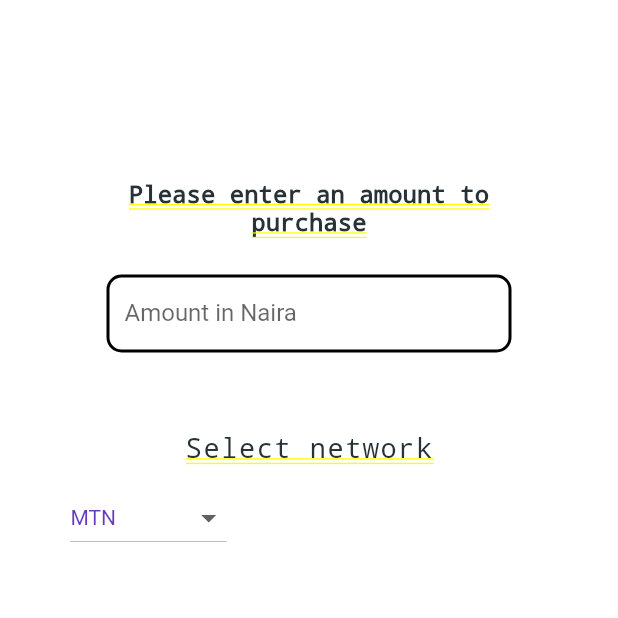
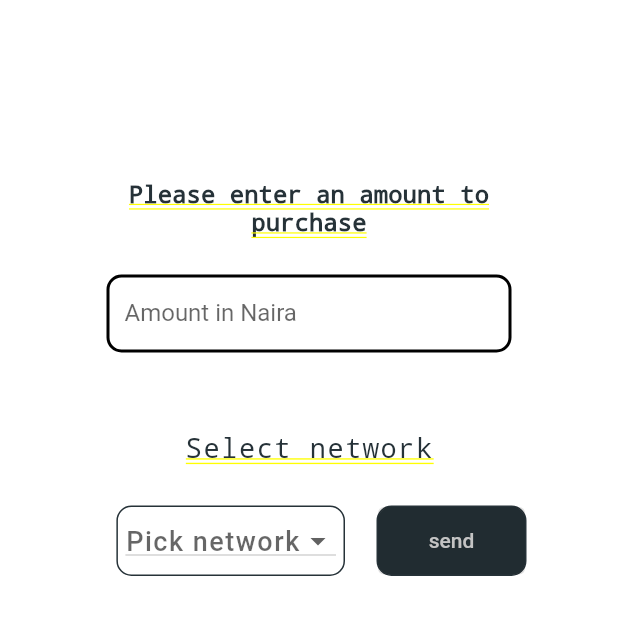
Before and after one commit to Mash-hood/scodar-App, a Flutter app: the BuyCredit screen opened by its route, on a phone screen of 412 x 824 dp, the top half of it. Run offline on Flutter 3.47's test engine with Material 2 defaults, Android fonts, the phone set to English and light mode, and no system bars.

Commit message:
further additions to buycredit page

```diff
--- a/lib/screens/buyCredit.dart
+++ b/lib/screens/buyCredit.dart
@@ -8,8 +8,9 @@ class BuyCredit extends StatefulWidget {
 }
 
 class _BuyCreditState extends State<BuyCredit> {
+  int? amount;
   final controllerAmount = TextEditingController();
-  String selectedNetwork = "MTN";
+  String? selectedNetwork;
 
   @override
   void dispose() {
@@ -38,18 +39,29 @@ class _BuyCreditState extends State<BuyCredit> {
                   label: "Amount in Naira", cont: controllerAmount),
             ),
             const SizedBox(height: 53),
-            Text("Select network",
-                style: ScodarTheme.secondaryTextTheme.bodyText1),
-            const SizedBox(height: 12),
-            Row(
-              children: [
-                SizedBox(width: 47),
-                DropdownButton<String>(
+            Text(
+              "Select network",
+              style: ScodarTheme.secondaryTextTheme.bodyText1,
+              textAlign: TextAlign.start,
+            ),
+            const SizedBox(height: 20),
+            ButtonBar(
+              buttonHeight: 47,
+              children: <Widget>[
+                Container(
+                  height: 47,
+                  // width: 146,
+                  padding: const EdgeInsets.all(5),
+                  decoration: BoxDecoration(
+                    borderRadius: BorderRadius.circular(10),
+                    border: Border.all(
+                        color: ScodarTheme.kSecondaryColor, width: 1),
+                  ),
+                  child: DropdownButton<String>(
                     value: selectedNetwork,
                     icon: const Icon(Icons.arrow_drop_down_outlined),
                     elevation: 16,
-                  style: const TextStyle(color: Colors.deepPurple),
-                  //   underline: Container(height: 2, color: Colors.deepPurpleAccent,),
+                    style: ScodarTheme.secondaryTextTheme.bodyText1,
                     onChanged: (String? newValue) {
                       setState(() {
                         selectedNetwork = newValue!;
@@ -64,8 +76,29 @@ class _BuyCreditState extends State<BuyCredit> {
                       );
                     }).toList(),
                   ),
+                ),
+                const SizedBox(width: 5),
+                Container(
+                  height: 47,
+                  width: 100,
+                  // padding: const EdgeInsets.all(5),
+                  decoration: BoxDecoration(
+                    color: ScodarTheme.kSecondaryColor,
+                    borderRadius: BorderRadius.circular(10),
+                    border: Border.all(
+                        color: ScodarTheme.kSecondaryColor, width: 1),
+                  ),
+                  child: const ElevatedButton(
+                      // style: ButtonStyle(backgroundColor: Colors.black),
+                      onPressed: null,
+                      child: Text(
+                        "send",
+                        style: TextStyle(color: ScodarTheme.kPrimaryColor),
+                      )),
+                ),
+                const SizedBox(width: 45)
               ],
-            ),
+            )
           ],
         ),
       ),
--- a/lib/screens/checkBalance.dart
+++ b/lib/screens/checkBalance.dart
@@ -1,4 +1,3 @@
-import 'package:flutter/cupertino.dart';
 import 'package:flutter/material.dart';
 import 'package:scodar_app/socdar_theme.dart';
 
```
Lines whose indentation alone changed are shown as unchanged.
